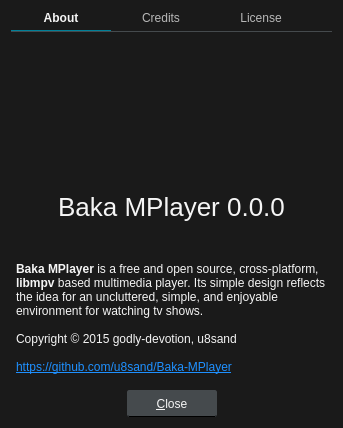
The window that src/ui/aboutdialog.ui (gitter-badger/mochi-player) describes before a commit, drawn with Qt 5.
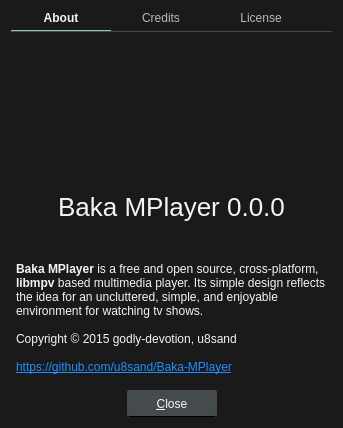
The same window after the commit. Icons and pictures are not drawn.

```diff
--- a/src/ui/aboutdialog.ui
+++ b/src/ui/aboutdialog.ui
@@ -56,7 +56,7 @@
 	width: 6px;
 }
 QScrollBar::handle:vertical {
-	background: #008098;
+	background: #80CBC4;
 	border-radius: 2px;
 	min-height: 10px;
 }
@@ -79,7 +79,7 @@
 	height: 6px;
 }
 QScrollBar::handle:horizontal {
-	background: #008098;
+	background: #80CBC4;
 	border-radius: 2px;
 	min-width: 10px;
 }
@@ -116,7 +116,7 @@
 	min-width: 100px;
 }
 QTabBar::tab:selected {
-	border-bottom: 1px solid #008098;
+	border-bottom: 1px solid #80CBC4;
 	font-weight: bold;
 }
 QTabBar::tab:!selected {
```
Left out of the diff: 2 changed lines with no effect on the pictures.
